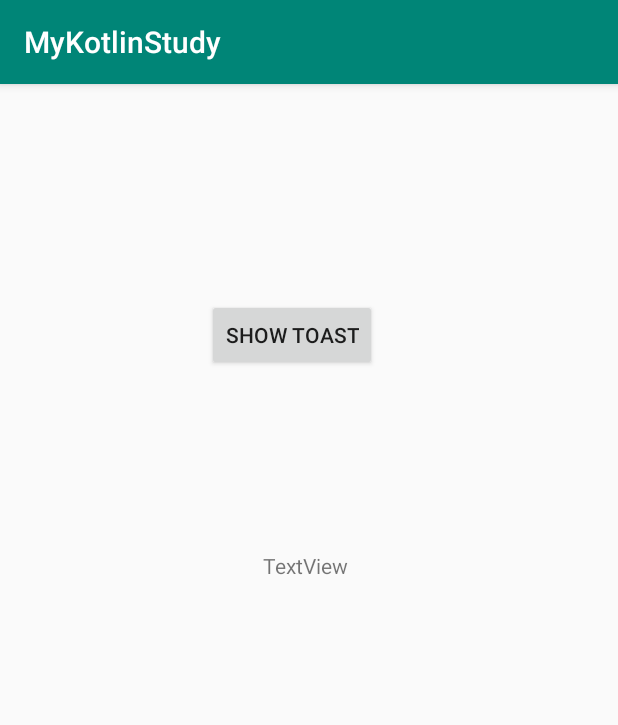
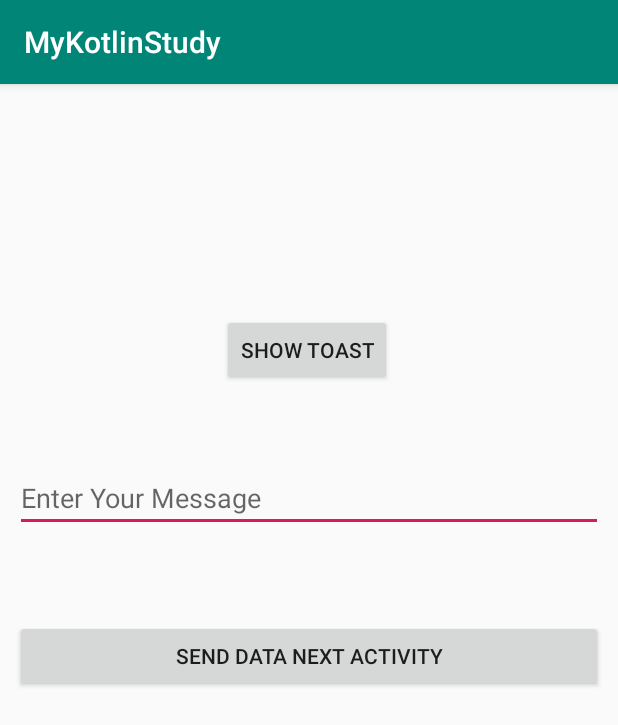
Before and after one commit to diamong/MyKotlinStudy01, an Android app: the screen it shows after launch (MainActivity), on a phone screen of 412 x 824 dp. Shown: the top 725 px of the screen. Run offline under Robolectric (Android 15) with nearby library versions, the phone set to English and light mode, and no system bars.

Commit message:
Section Two, Video Three

```diff
--- a/app/build.gradle
+++ b/app/build.gradle
@@ -24,7 +24,7 @@ android {
 
 dependencies {
     implementation fileTree(dir: 'libs', include: ['*.jar'])
-    implementation"org.jetbrains.kotlin:kotlin-stdlib-jdk7:$kotlin_version"
+    implementation "org.jetbrains.kotlin:kotlin-stdlib-jdk7:$kotlin_version"
     implementation 'com.android.support:appcompat-v7:28.0.0'
     implementation 'com.android.support.constraint:constraint-layout:1.1.3'
     testImplementation 'junit:junit:4.12'
--- a/app/src/main/AndroidManifest.xml
+++ b/app/src/main/AndroidManifest.xml
@@ -9,11 +9,12 @@
         android:roundIcon="@mipmap/ic_launcher_round"
         android:supportsRtl="true"
         android:theme="@style/AppTheme">
+        <activity android:name=".SecondActivity"></activity>
         <activity android:name=".MainActivity">
             <intent-filter>
-                <action android:name="android.intent.action.MAIN"/>
+                <action android:name="android.intent.action.MAIN" />
 
-                <category android:name="android.intent.category.LAUNCHER"/>
+                <category android:name="android.intent.category.LAUNCHER" />
             </intent-filter>
         </activity>
     </application>
--- a/app/src/main/res/layout/activity_main.xml
+++ b/app/src/main/res/layout/activity_main.xml
@@ -4,6 +4,7 @@
         xmlns:tools="http://schemas.android.com/tools"
         android:layout_width="match_parent"
         android:layout_height="match_parent"
+        android:padding="10dp"
         tools:context=".MainActivity">
 
 
@@ -16,11 +17,21 @@
             android:layout_alignParentTop="true"
             android:id="@+id/button"
             android:layout_marginTop="143dp"/>
-    <TextView
-            android:text="TextView"
-            android:layout_width="wrap_content"
-            android:layout_height="wrap_content" android:layout_alignParentStart="true"
-            android:layout_marginStart="175dp" android:id="@+id/textView"
-            android:layout_marginTop="120dp" android:layout_below="@+id/button" android:layout_alignParentEnd="true"
-            android:layout_marginEnd="177dp"/>
+    <EditText
+            android:layout_width="match_parent"
+            android:layout_height="wrap_content"
+            android:hint="Enter Your Message"
+            android:ems="10"
+            android:layout_alignParentStart="true"
+            android:layout_alignParentTop="true"
+            android:id="@+id/et_user_message"
+            android:layout_marginTop="243dp"/>
+    <Button
+            android:text="send data next activity"
+            android:layout_width="match_parent"
+            android:layout_height="wrap_content"
+            android:layout_alignParentStart="true"
+            android:layout_alignParentTop="true"
+            android:id="@+id/button2"
+            android:layout_marginTop="347dp"/>
 </RelativeLayout>
```
Also changed, not shown: app/src/main/java/com/diamong/mykotlinstudy/MainActivity.kt (+10 -0 lines), app/src/main/java/com/diamong/mykotlinstudy/SecondActivity.kt (added, +12 -0 lines), app/src/main/res/layout/activity_second.xml (added, +10 -0 lines). Lines whose indentation alone changed are shown as unchanged.
